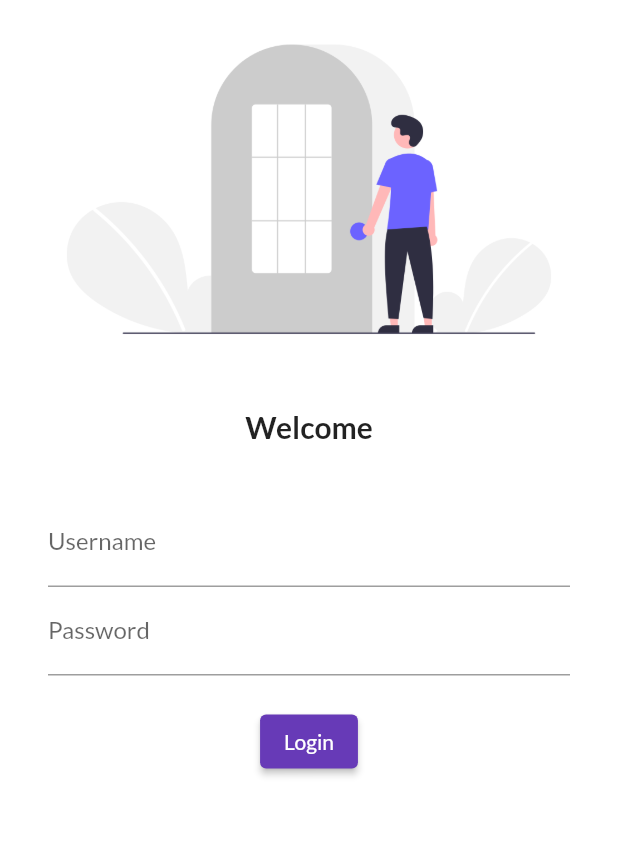
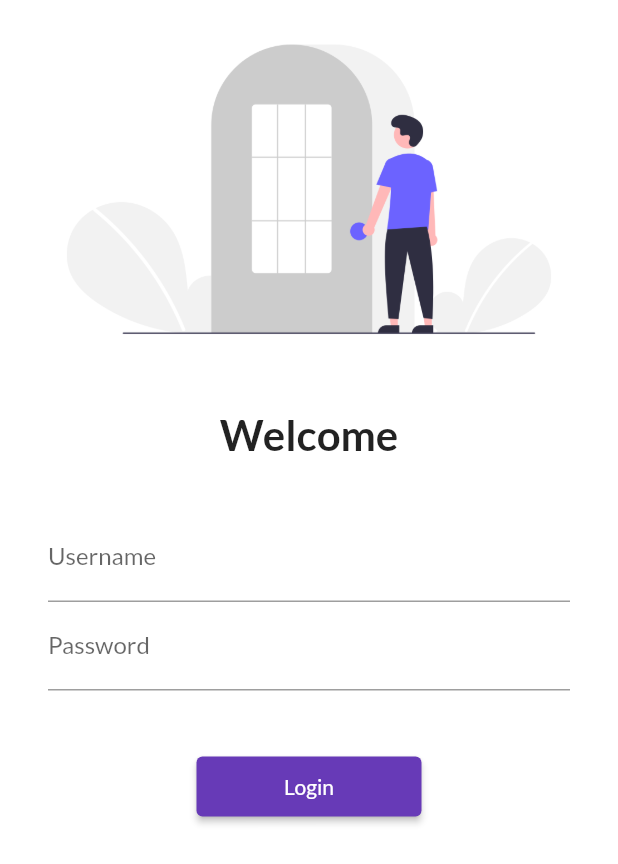
Before and after one commit to arkaja2811/30DaysofFlutter, a Flutter app: the screen it shows after launch, on a phone screen of 412 x 824 dp. Shown: the top 864 px of the screen. Run offline on Flutter 3.47's test engine with Material 2 defaults, Android fonts, the phone set to English and light mode, and no system bars; our stand-ins replace google_fonts.

Commit message:
Day5 completed

```diff
--- /dev/null
+++ b/lib/Utils/routes.dart
@@ -0,0 +1,4 @@
+class MyRoutes{
+  static String homeRoute="/home";
+  static String loginRoute="/login";
+}
--- a/lib/main.dart
+++ b/lib/main.dart
@@ -1,5 +1,6 @@
 import 'package:flutter/material.dart';
 import 'package:google_fonts/google_fonts.dart';
+import 'Utils/routes.dart';
 import 'pages/HomePage.dart';
 import 'pages/login_page.dart';
 void main()
@@ -23,7 +24,7 @@ class MyApp extends StatelessWidget {
       //initialRoute: "/home",
       routes: {
         "/": (context)=>LoginPage(),
-        "/home": (context)=>HomePage(),
+        MyRoutes.homeRoute: (context)=>HomePage(),
       }
     );
   }
--- a/lib/pages/login_page.dart
+++ b/lib/pages/login_page.dart
@@ -1,4 +1,5 @@
 import 'package:flutter/material.dart';
+import 'package:flutter_catalog/Utils/routes.dart';
 class LoginPage extends StatelessWidget {
   const LoginPage({ Key? key }) : super(key: key);
 
@@ -6,6 +7,7 @@ class LoginPage extends StatelessWidget {
   Widget build(BuildContext context) {
     return Material(
       color: Colors.white,
+      child: SingleChildScrollView(
         child: Column(
           children: [
             Image.asset("assets/images/login_img.png", fit: BoxFit.cover,),
@@ -14,7 +16,7 @@ class LoginPage extends StatelessWidget {
             ),
             Text("Welcome",
               style: TextStyle(
-             fontSize: 20,
+               fontSize: 28,
                 fontWeight: FontWeight.bold,
              ),
             ),
@@ -38,19 +40,20 @@ class LoginPage extends StatelessWidget {
                 ),
               ),
               SizedBox(
-              height: 20.0,
+                height: 40.0,
               ),
               ElevatedButton(
                 child: Text("Login"),
-              style: TextButton.styleFrom(),
+                style: TextButton.styleFrom(minimumSize: Size(150, 40)),
                 onPressed: (){
-                print("Hi CodePur");
+                  Navigator.pushNamed(context, MyRoutes.homeRoute);
                 },
               )
               ],),
             )
           ],
         ),
+      ),
     );
   }
 }
```
Lines whose indentation alone changed are shown as unchanged.
